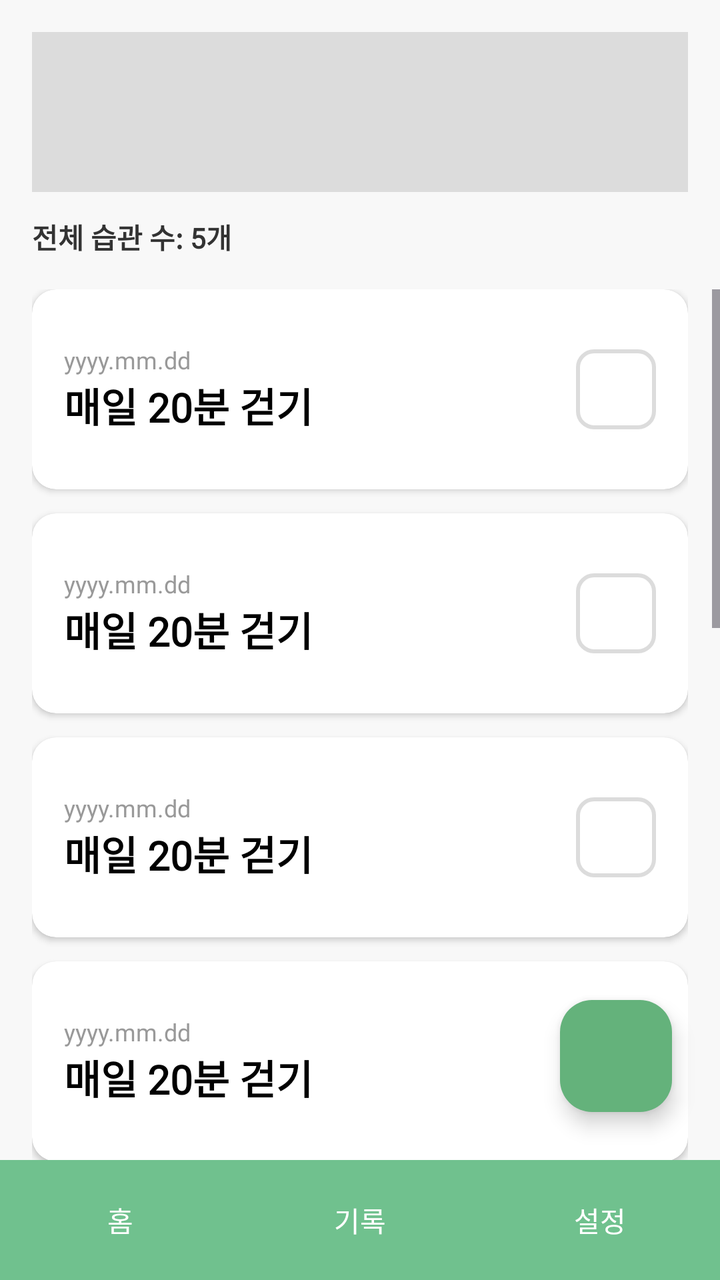
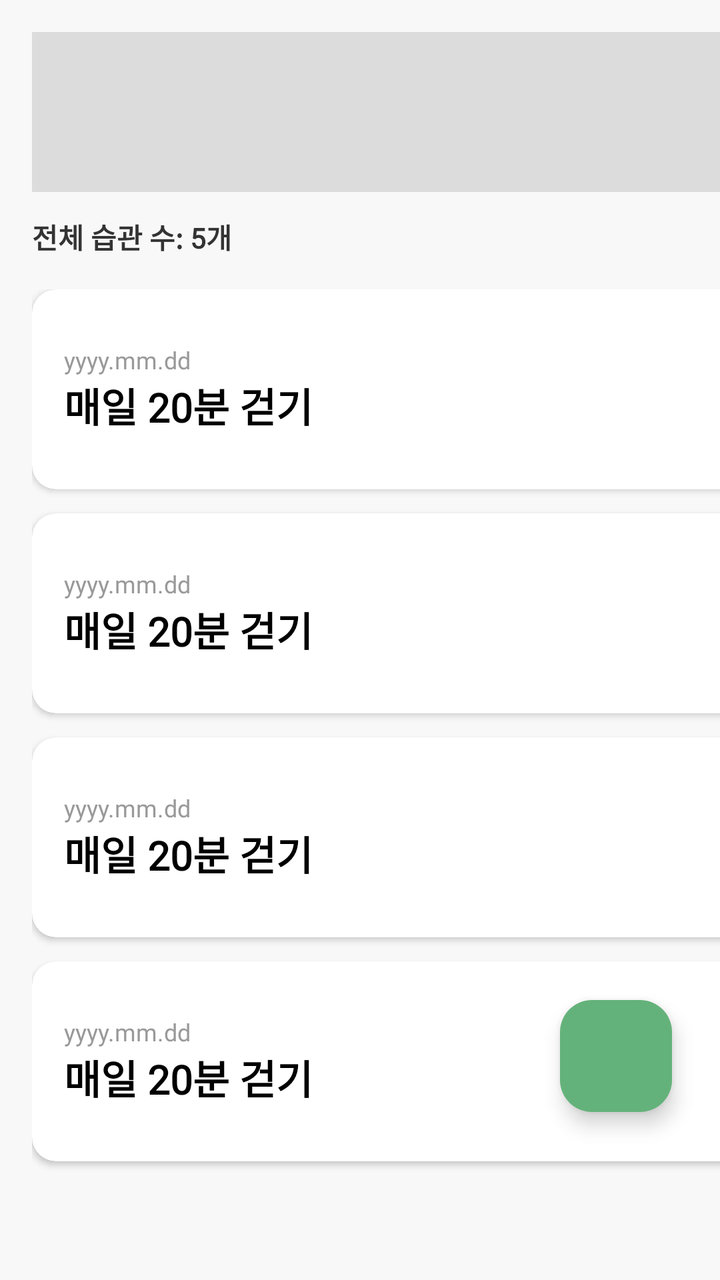

Two renders of the same Android screen: before a commit and after it. Below are the layout's source before the change and the commit's diff.
<!-- AndroidManifest.xml: application theme Theme.DoDayNote -->
<!-- res/layout/activity_main.xml -->
<?xml version="1.0" encoding="utf-8"?>
<FrameLayout
    xmlns:android="http://schemas.android.com/apk/res/android"
    xmlns:app="http://schemas.android.com/apk/res-auto"
    android:id="@+id/main"
    android:layout_width="match_parent"
    android:layout_height="match_parent"
    android:background="#F8F8F8">

    <LinearLayout
        android:layout_width="match_parent"
        android:layout_height="match_parent"
        android:orientation="vertical">

        <LinearLayout
            android:layout_width="match_parent"
            android:layout_height="wrap_content"
            android:orientation="vertical"
            android:padding="16dp">

            <View
                android:layout_width="match_parent"
                android:layout_height="80dp"
                android:background="#DCDCDC" />

            <TextView
                android:layout_width="wrap_content"
                android:layout_height="wrap_content"
                android:layout_marginTop="12dp"
                android:text="전체 습관 수: 5개"
                android:fontFamily="@font/inter"
                android:textStyle="bold"
                android:textColor="#333333"
                android:textSize="14sp" />
        </LinearLayout>

        <ScrollView
            android:layout_width="match_parent"
            android:layout_height="0dp"
            android:layout_weight="1"
            android:fillViewport="true">

            <LinearLayout
                android:orientation="vertical"
                android:layout_width="match_parent"
                android:layout_height="wrap_content"
                android:paddingHorizontal="16dp">

                <include layout="@layout/item_habit_card" />
                <include layout="@layout/item_habit_card" />
                <include layout="@layout/item_habit_card" />
                <include layout="@layout/item_habit_card" />
                <include layout="@layout/item_habit_card" />
                <include layout="@layout/item_habit_card" />
                <include layout="@layout/item_habit_card" />
                <include layout="@layout/item_habit_card" />
                <include layout="@layout/item_habit_card" />
                <include layout="@layout/item_habit_card" />

            </LinearLayout>
        </ScrollView>

        <include layout="@layout/activity_footer" />
    </LinearLayout>

    
    <com.google.android.material.floatingactionbutton.FloatingActionButton
        android:id="@+id/btn_habit_create"
        android:layout_width="wrap_content"
        android:layout_height="wrap_content"
        android:layout_gravity="bottom|end"
        android:layout_marginEnd="24dp"
        android:layout_marginBottom="84dp"
        android:backgroundTint="@color/main_green"
        app:elevation="6dp" />

</FrameLayout>
<!-- res/layout/item_habit_card.xml (included above) -->
<?xml version="1.0" encoding="utf-8"?>
<androidx.cardview.widget.CardView
    xmlns:android="http://schemas.android.com/apk/res/android"
    xmlns:app="http://schemas.android.com/apk/res-auto"
    android:layout_width="match_parent"
    android:layout_height="wrap_content"
    android:layout_marginBottom="12dp"
    app:cardCornerRadius="12dp"
    app:cardElevation="2dp">

    <RelativeLayout
        android:layout_width="match_parent"
        android:layout_height="100dp"
        android:padding="16dp">

        <LinearLayout
            android:layout_width="wrap_content"
            android:layout_height="wrap_content"
            android:orientation="vertical"
            android:layout_alignParentLeft="true"
            android:layout_centerVertical="true">

            <TextView
                android:layout_width="wrap_content"
                android:layout_height="wrap_content"
                android:text="yyyy.mm.dd"
                android:textColor="#999999"
                android:textSize="12sp"
                android:fontFamily="@font/inter" />

            <TextView
                android:layout_width="wrap_content"
                android:layout_height="wrap_content"
                android:text="매일 20분 걷기"
                android:textColor="#000000"
                android:textSize="20sp"
                android:textStyle="bold"
                android:fontFamily="@font/inter" />
        </LinearLayout>

        <View
            android:layout_width="40dp"
            android:layout_height="40dp"
            android:layout_alignParentRight="true"
            android:layout_centerVertical="true"
            android:background="@drawable/shape_checkbox_outline" /> </RelativeLayout>
</androidx.cardview.widget.CardView>
<!-- res/layout/activity_footer.xml (included above) -->
<?xml version="1.0" encoding="utf-8"?>
<LinearLayout xmlns:android="http://schemas.android.com/apk/res/android"
    android:id="@+id/layout_bottom_nav"
    android:layout_width="match_parent"
    android:layout_height="60dp"
    android:background="#70C18E"
    android:orientation="horizontal">

    <Button
        android:id="@+id/btn_home"
        style="?android:attr/borderlessButtonStyle"
        android:layout_width="0dp"
        android:layout_height="match_parent"
        android:layout_weight="1"
        android:text="홈"
        android:textColor="#FFFFFF" />

    <Button
        android:id="@+id/btn_record"
        style="?android:attr/borderlessButtonStyle"
        android:layout_width="0dp"
        android:layout_height="match_parent"
        android:layout_weight="1"
        android:text="기록"
        android:textColor="#FFFFFF" />

    <Button
        android:id="@+id/btn_settings"
        style="?android:attr/borderlessButtonStyle"
        android:layout_width="0dp"
        android:layout_height="match_parent"
        android:layout_weight="1"
        android:text="설정"
        android:textColor="#FFFFFF" />
</LinearLayout>
<!-- resources referenced by this layout -->
<resources>
  <color name="main_green">#64B27B</color>
  <!-- drawable shape_checkbox_outline (drawable) -->
  <?xml version="1.0" encoding="utf-8"?>
  <shape xmlns:android="http://schemas.android.com/apk/res/android"
      android:shape="rectangle">
      <stroke
          android:width="2dp"
          android:color="#DCDCDC" />
      <corners android:radius="8dp" />
      <solid android:color="@android:color/transparent" />
  </shape>
  <style name="Theme.DoDayNote" parent="Base.Theme.DoDayNote" />
  <style name="Base.Theme.DoDayNote" parent="Theme.Material3.DayNight.NoActionBar">
          
          
      </style>
</resources>

<!-- the commit's change to res/layout/activity_main.xml (unified diff, before → after) -->
@@ -8,8 +8,8 @@
     android:background="#F8F8F8">
 
     <LinearLayout
-        android:layout_width="match_parent"
-        android:layout_height="match_parent"
+        android:layout_width="447dp"
+        android:layout_height="771dp"
         android:orientation="vertical">
 
         <LinearLayout
@@ -27,11 +27,11 @@
                 android:layout_width="wrap_content"
                 android:layout_height="wrap_content"
                 android:layout_marginTop="12dp"
+                android:fontFamily="@font/inter"
                 android:text="전체 습관 수: 5개"
-                android:fontFamily="@font/inter"
-                android:textStyle="bold"
                 android:textColor="#333333"
-                android:textSize="14sp" />
+                android:textSize="14sp"
+                android:textStyle="bold" />
         </LinearLayout>
 
         <ScrollView
@@ -46,14 +46,14 @@
                 android:layout_height="wrap_content"
                 android:paddingHorizontal="16dp">
 
-                <include layout="@layout/item_habit_card" />
-                <include layout="@layout/item_habit_card" />
-                <include layout="@layout/item_habit_card" />
-                <include layout="@layout/item_habit_card" />
-                <include layout="@layout/item_habit_card" />
-                <include layout="@layout/item_habit_card" />
-                <include layout="@layout/item_habit_card" />
-                <include layout="@layout/item_habit_card" />
+                <include
+                    android:id="@+id/layout_habit_1"
+                    layout="@layout/item_habit_card" />
+
+                <include
+                    android:id="@+id/layout_habit_2"
+                    layout="@layout/item_habit_card" />
+
                 <include layout="@layout/item_habit_card" />
                 <include layout="@layout/item_habit_card" />
 
